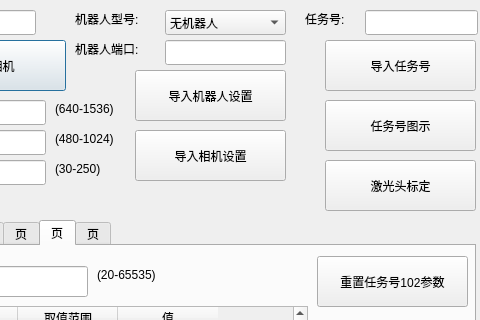
Before: the Qt Designer form qtmysunnydlg.ui in qubo188612/qtmysunny, drawn with Qt 5; both pictures show x 115 to 595 and y 0 to 320 of the 1128 by 758 pixel window.
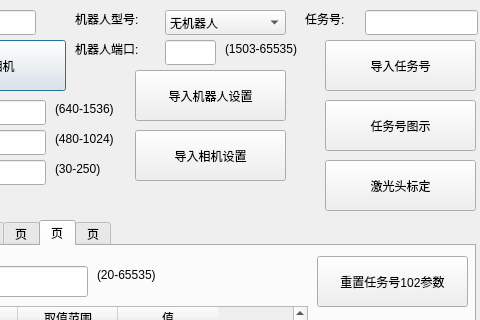
After: the same form once the commit is applied. Custom widgets are drawn as their Qt base class.

Patch:
```diff
--- a/qtmysunnydlg.ui
+++ b/qtmysunnydlg.ui
@@ -116,7 +116,7 @@
     <rect>
      <x>280</x>
      <y>40</y>
-     <width>121</width>
+     <width>51</width>
      <height>25</height>
     </rect>
    </property>
@@ -3016,6 +3016,19 @@
     <string/>
    </property>
   </widget>
+  <widget class="QLabel" name="label_43">
+   <property name="geometry">
+    <rect>
+     <x>340</x>
+     <y>40</y>
+     <width>91</width>
+     <height>17</height>
+    </rect>
+   </property>
+   <property name="text">
+    <string>(1503-65535)</string>
+   </property>
+  </widget>
  </widget>
  <customwidgets>
   <customwidget>
```
